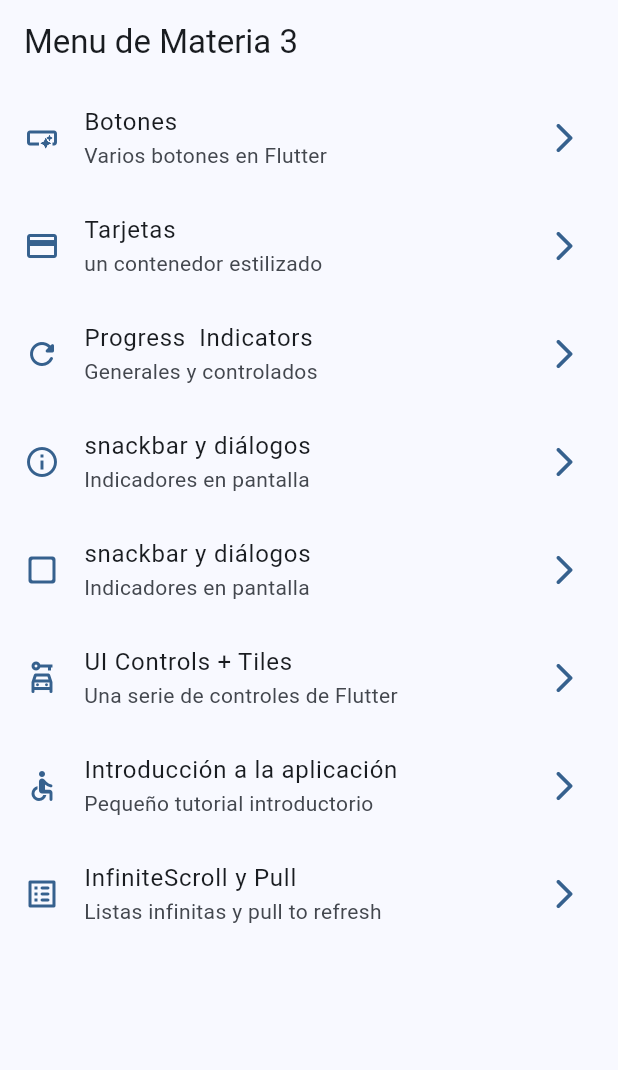
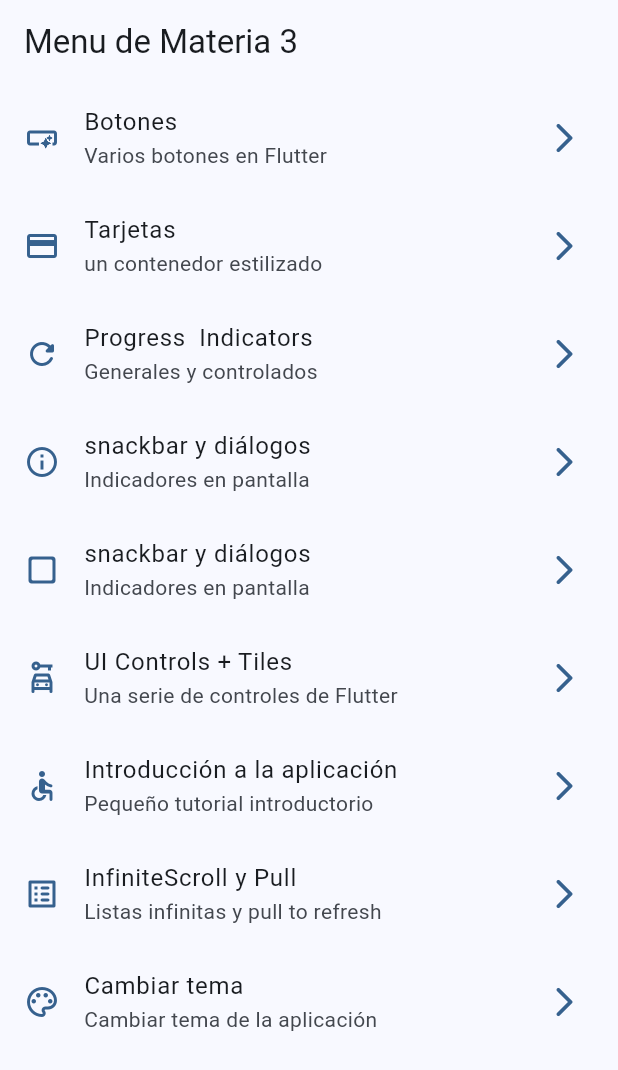
Before and after one commit to tecBogarin/witget_flutter, a Flutter app: the screen it shows after launch, on a phone screen of 412 x 824 dp. Shown: the top 1070 px of the screen. Run offline on Flutter 3.47's test engine with Material 2 defaults, Android fonts, the phone set to English and light mode, and no system bars; our stand-ins replace animate_do, flutter_riverpod, go_router.

Commit message:
temas de colores y tema  dark

```diff
--- a/lib/config/menu/menu_items.dart
+++ b/lib/config/menu/menu_items.dart
@@ -54,4 +54,9 @@ List<MenuItem> appMenuItems = <MenuItem>[
       subTitle: 'Listas infinitas y pull to refresh',
       link: '/infinite',
       icon: Icons.list_alt_rounded),
+  const MenuItem(
+      title: 'Cambiar tema',
+      subTitle: 'Cambiar tema de la aplicación',
+      link: '/theme-changer',
+      icon: Icons.color_lens_outlined),
 ];
--- a/lib/config/theme/app_theme.dart
+++ b/lib/config/theme/app_theme.dart
@@ -15,16 +15,23 @@ const colorList = <Color>[
 
 class AppTheme {
   final int selectedColor;
+  final bool isDarkMode;
 
-  AppTheme({this.selectedColor = 0})
-      : assert(selectedColor >= 0 && selectedColor < colorList.length ,
+  AppTheme({
+    this.selectedColor = 0,
+    this.isDarkMode = false,
+  }) : assert(selectedColor >= 0 && selectedColor < colorList.length,
             'La selección de color no cumple con el rango de 0 asta ${colorList.length - 1}');
 
   ThemeData getTheme() => ThemeData(
-    useMaterial3: true,
-    colorSchemeSeed: colorList[selectedColor],
-    // appBarTheme: const AppBarTheme(
-    //   centerTitle: true
-    // )
-  );
+      useMaterial3: true,
+      brightness: isDarkMode ? Brightness.dark : Brightness.light,
+      colorSchemeSeed: colorList[selectedColor],
+      appBarTheme: const AppBarTheme(centerTitle: false));
+
+
+  AppTheme copyWith({int? selectedColor, bool? isDarkMode}) => AppTheme(
+        selectedColor: selectedColor ?? this.selectedColor,
+        isDarkMode: isDarkMode ?? this.isDarkMode,
+      );
 }
--- a/lib/main.dart
+++ b/lib/main.dart
@@ -1,20 +1,23 @@
 import 'package:flutter/material.dart';
+import 'package:flutter_riverpod/flutter_riverpod.dart';
 import 'package:widgets_app/config/router/app_router.dart';
 import 'package:widgets_app/config/theme/app_theme.dart';
+import 'package:widgets_app/presentation/providers/theme_provider.dart';
 
 void main() {
-  runApp(const MainApp());
+  runApp(const ProviderScope(child: MainApp()));
 }
 
-class MainApp extends StatelessWidget {
+class MainApp extends ConsumerWidget {
   const MainApp({super.key});
 
   @override
-  Widget build(BuildContext context) {
+  Widget build(BuildContext context, WidgetRef ref) {
+    final AppTheme appTheme = ref.watch(themeNotifierProvider);
     return MaterialApp.router(
       title: 'Flutter Widgets',
       debugShowCheckedModeBanner: false,
-      theme: AppTheme(selectedColor: 0).getTheme(),
+      theme: appTheme.getTheme(),
       routerConfig: appRouter,
     );
   }
--- /dev/null
+++ b/lib/presentation/providers/counter_provider.dart
@@ -0,0 +1,4 @@
+import 'package:flutter_riverpod/flutter_riverpod.dart';
+
+
+final counterProvider = StateProvider<int>((ref) => 5 );
--- a/lib/screens/screens.dart
+++ b/lib/screens/screens.dart
@@ -1,3 +1,5 @@
+export 'package:widgets_app/screens/theme_changer/theme_changer_screen.dart';
+export 'package:widgets_app/screens/counter/counter_screen.dart';
 export 'package:widgets_app/screens/animated/animated_screen.dart';
 export 'package:widgets_app/screens/app_tutorial/app_tutorial_screen.dart';
 export 'package:widgets_app/screens/buttons/buttons_screen.dart';
--- a/pubspec.yaml
+++ b/pubspec.yaml
@@ -1,15 +1,16 @@
 name: widgets_app
 description: A new Flutter project.
-publish_to: 'none'
+publish_to: "none"
 version: 0.1.0
 
 environment:
-  sdk: '>=3.0.6 <4.0.0'
+  sdk: ">=3.0.6 <4.0.0"
 
 dependencies:
   animate_do: ^3.1.2
   flutter:
     sdk: flutter
+  flutter_riverpod: ^2.4.6
   go_router: ^12.0.0
 
 dev_dependencies:
```
Also changed, not shown: lib/config/router/list_router.dart (+10 -0 lines), lib/presentation/providers/theme_provider.dart (added, +38 -0 lines), lib/screens/counter/counter_screen.dart (added, +50 -0 lines), lib/screens/theme_changer/theme_changer_screen.dart (added, +70 -0 lines), pubspec.lock.
